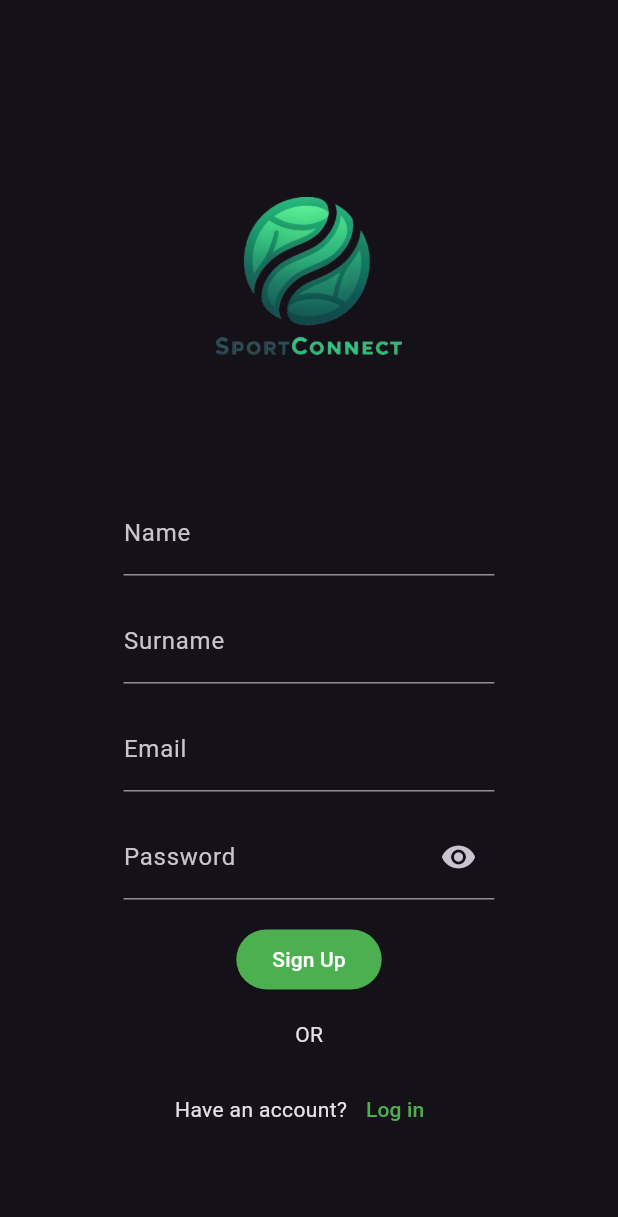
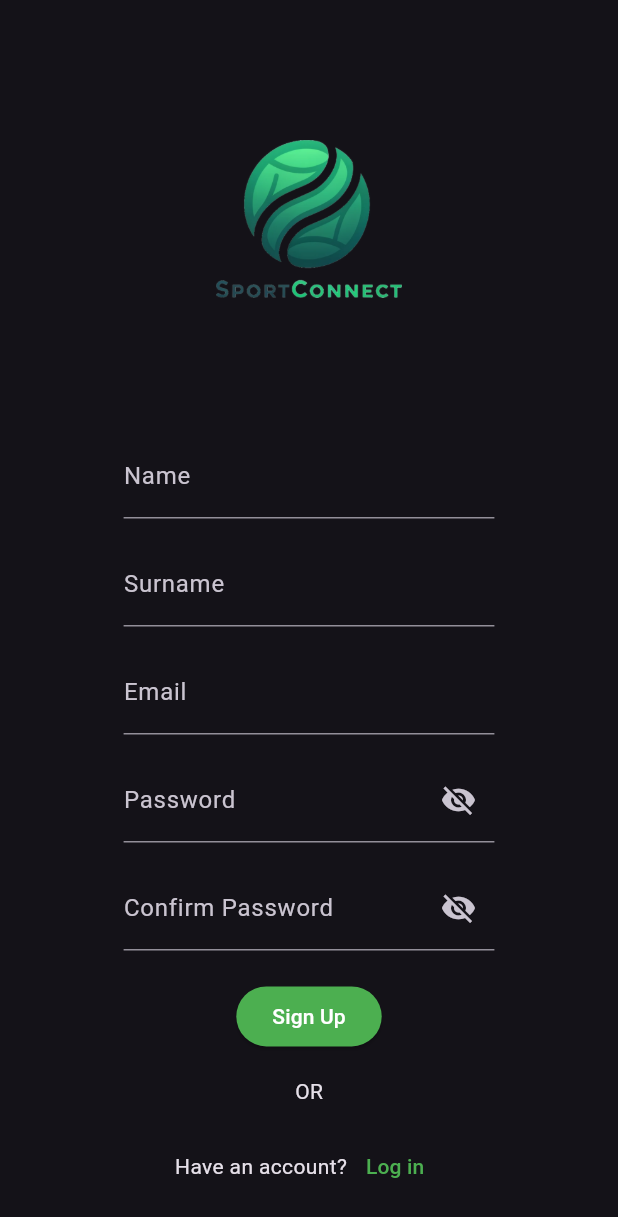
Before and after one commit to plum-bee/sportconnect, a Flutter app: the screen it shows after launch, after a tap on "Sign up", on a phone screen of 412 x 824 dp. Shown: the top 1217 px of the screen. Run offline on Flutter 3.47's test engine with Material 3 defaults, Android fonts, the phone set to English and light mode, and no system bars; drawn by our look-alikes of flutter_form_builder; our stand-ins replace get, supabase_flutter; accounts and stored records are empty; network calls fail; statements that could not run were skipped.

Commit message:
update app

```diff
--- a/lib/src/app.dart
+++ b/lib/src/app.dart
@@ -30,11 +30,7 @@ class SportConnectApp extends StatelessWidget {
       ),
       initialRoute: '/splash',
       routes: <String, WidgetBuilder>{
-        '/': (_) => const Scaffold(
-              body: Center(
-                child: Text('Hello World!'),
-              ),
-            ),
+        '/': (_) => const SearchScreen(),
         '/splash': (_) => const SplashScreen(),
         '/login': (_) => const LoginScreen(),
         '/register': (_) => RegisterScreen(),
--- a/lib/src/pages/login_screen.dart
+++ b/lib/src/pages/login_screen.dart
@@ -14,13 +14,7 @@ class LoginScreen extends StatefulWidget {
 class _LoginScreenState extends State<LoginScreen> {
   final GlobalKey<FormBuilderState> _formKey = GlobalKey<FormBuilderState>();
   bool _isLoading = false;
-  bool _obscureText = true;
-
-  void _togglePasswordVisibility() {
-    setState(() {
-      _obscureText = !_obscureText;
-    });
-  }
+  bool _isPasswordHidden = true;
 
   Future<void> _signIn() async {
     final form = _formKey.currentState;
@@ -114,18 +108,24 @@ class _LoginScreenState extends State<LoginScreen> {
                             width: constraints.maxWidth * 0.6,
                             child: FormBuilderTextField(
                               name: 'password',
+                              obscureText: _isPasswordHidden, // Use the state
                               decoration: InputDecoration(
                                 labelText: 'Password',
                                 suffixIcon: IconButton(
                                   icon: Icon(
-                                    _obscureText
-                                        ? Icons.visibility
-                                        : Icons.visibility_off,
+                                    // Toggle the icon
+                                    _isPasswordHidden
+                                        ? Icons.visibility_off
+                                        : Icons.visibility,
                                   ),
-                                  onPressed: _togglePasswordVisibility,
+                                  onPressed: () {
+                                    // Update the state to toggle password visibility
+                                    setState(() {
+                                      _isPasswordHidden = !_isPasswordHidden;
+                                    });
+                                  },
                                 ),
                               ),
-                              obscureText: _obscureText,
                             ),
                           ),
                           const SizedBox(height: 20.0),
--- a/lib/src/pages/register_screen.dart
+++ b/lib/src/pages/register_screen.dart
@@ -14,13 +14,8 @@ class RegisterScreen extends StatefulWidget {
 class _RegisterScreenState extends State<RegisterScreen> {
   final _formKey = GlobalKey<FormBuilderState>();
   bool _isLoading = false;
-  bool _obscureText = true;
-
-  void _togglePasswordVisibility() {
-    setState(() {
-      _obscureText = !_obscureText;
-    });
-  }
+  bool _isPasswordHidden = true;
+  bool _isConfirmPasswordHidden = true;
 
   void _signUp(BuildContext context) async {
     final form = _formKey.currentState;
@@ -99,6 +94,7 @@ class _RegisterScreenState extends State<RegisterScreen> {
                     const SizedBox(height: 20.0),
                     FormBuilder(
                       key: _formKey,
+                      autovalidateMode: AutovalidateMode.onUserInteraction,
                       child: Column(
                         mainAxisAlignment: MainAxisAlignment.center,
                         children: [
@@ -136,25 +132,61 @@ class _RegisterScreenState extends State<RegisterScreen> {
                             width: constraints.maxWidth * 0.6,
                             child: FormBuilderTextField(
                               name: 'password',
+                              obscureText: _isPasswordHidden,
                               decoration: InputDecoration(
                                 labelText: 'Password',
                                 suffixIcon: IconButton(
                                   icon: Icon(
-                                    _obscureText
-                                        ? Icons.visibility
-                                        : Icons.visibility_off,
+                                    _isPasswordHidden
+                                        ? Icons.visibility_off
+                                        : Icons.visibility,
                                   ),
-                                  onPressed: _togglePasswordVisibility,
+                                  onPressed: () {
+                                    setState(() {
+                                      _isPasswordHidden = !_isPasswordHidden;
+                                    });
+                                  },
                                 ),
                               ),
-                              obscureText: _obscureText,
                             ),
                           ),
                           const SizedBox(height: 16.0),
+                          Container(
+                            width: constraints.maxWidth * 0.6,
+                            child: FormBuilderTextField(
+                              name: 'confirm_password',
+                              obscureText: _isConfirmPasswordHidden,
+                              decoration: InputDecoration(
+                                labelText: 'Confirm Password',
+                                suffixIcon: IconButton(
+                                  icon: Icon(
+                                    _isConfirmPasswordHidden
+                                        ? Icons.visibility_off
+                                        : Icons.visibility,
+                                  ),
+                                  onPressed: () {
+                                    setState(() {
+                                      _isConfirmPasswordHidden =
+                                          !_isConfirmPasswordHidden;
+                                    });
+                                  },
+                                ),
+                              ),
+                              validator: (val) {
+                                if (val !=
+                                    _formKey.currentState?.fields['password']
+                                        ?.value) {
+                                  return 'Passwords do not match';
+                                }
+                                return null;
+                              },
+                            ),
+                          ),
+                          const SizedBox(height: 20.0),
                           ElevatedButton(
                             onPressed: () => _signUp(context),
                             child: _isLoading
-                                ? CircularProgressIndicator(
+                                ? const CircularProgressIndicator(
                                     valueColor: AlwaysStoppedAnimation<Color>(
                                         Colors.white),
                                   )
--- a/lib/src/pages/search_screen.dart
+++ b/lib/src/pages/search_screen.dart
@@ -22,6 +22,36 @@ class _SearchScreenState extends State<SearchScreen> {
   @override
   Widget build(BuildContext context) {
     var screenSize = MediaQuery.of(context).size;
+
+    Widget buildBottomAppBar() {
+      return BottomAppBar(
+        child: Row(
+          mainAxisAlignment: MainAxisAlignment.spaceEvenly,
+          children: <Widget>[
+            IconButton(
+              icon: Icon(Icons.home),
+              onPressed: () {},
+            ),
+            IconButton(
+              icon: Icon(Icons.search),
+              onPressed: () {},
+            ),
+            IconButton(
+              icon: Icon(Icons.qr_code),
+              onPressed: () {},
+            ),
+            IconButton(
+              icon: Icon(Icons.person_outlined),
+              onPressed: () {},
+            ),
+            IconButton(
+              icon: Icon(Icons.person),
+              onPressed: () {},
+            ),
+          ],
+        ),
+      );
+    }
 
     return Scaffold(
       appBar: AppBar(
@@ -86,6 +116,7 @@ class _SearchScreenState extends State<SearchScreen> {
           ),
         ),
       ),
+      bottomNavigationBar: buildBottomAppBar(),
     );
   }
 }
```
